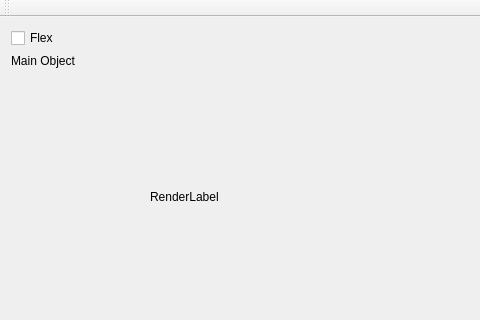
Old version of the form QtMain/RenderrerMainWindow.ui in the repository damibran/simple_qt_renderrer; both pictures show x 0 to 480 and y 0 to 320 of the 936 by 618 pixel window.
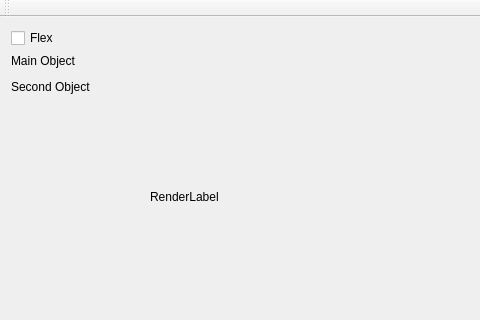
New version of the form. Custom widgets are drawn as their Qt base class.

```diff
--- a/QtMain/RenderrerMainWindow.ui
+++ b/QtMain/RenderrerMainWindow.ui
@@ -60,6 +60,16 @@
      <item>
       <widget class="QTransformEditor" name="MainTransformEditor" native="true"/>
      </item>
+     <item>
+      <widget class="QLabel" name="label_2">
+       <property name="text">
+        <string>Second Object</string>
+       </property>
+      </widget>
+     </item>
+     <item>
+      <widget class="QTransformEditor" name="SecondTransformEditor" native="true"/>
+     </item>
      <item>
       <spacer name="verticalSpacer">
        <property name="orientation">
```
